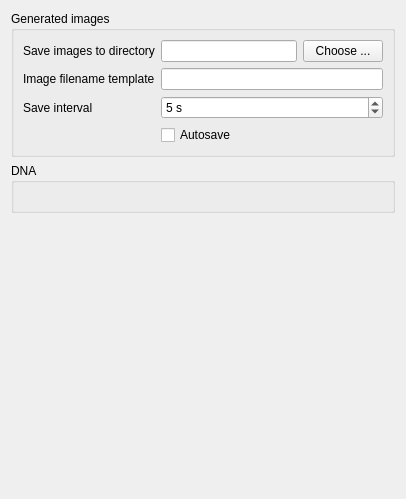
First picture: the form in optionsform.ui, repository superkartoffel/evo-cubist, before the edit.
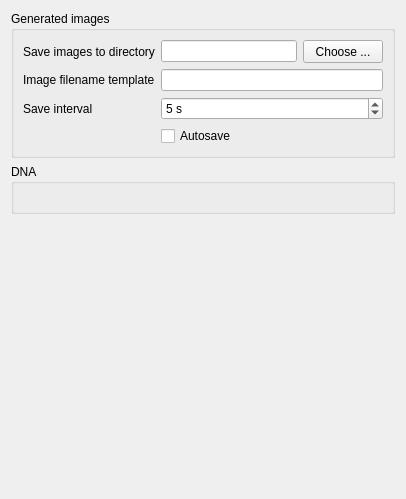
Second picture: the form after the edit.

```diff
--- a/optionsform.ui
+++ b/optionsform.ui
@@ -42,6 +42,12 @@
           </item>
           <item>
            <widget class="QPushButton" name="selectDirectoryPushButton">
+            <property name="minimumSize">
+             <size>
+              <width>0</width>
+              <height>23</height>
+             </size>
+            </property>
             <property name="text">
              <string>Choose ...</string>
             </property>
@@ -57,7 +63,17 @@
          </widget>
         </item>
         <item row="2" column="1">
-         <widget class="QLineEdit" name="imageFilenameTemplateLineEdit"/>
+         <widget class="QLineEdit" name="imageFilenameTemplateLineEdit">
+          <property name="minimumSize">
+           <size>
+            <width>0</width>
+            <height>20</height>
+           </size>
+          </property>
+          <property name="toolTip">
+           <string>%1 = original image filename, %2 = generations, %3 = selected generations</string>
+          </property>
+         </widget>
         </item>
         <item row="3" column="0">
          <widget class="QLabel" name="label_3">
@@ -68,6 +84,12 @@
         </item>
         <item row="3" column="1">
          <widget class="QSpinBox" name="saveIntervalSpinBox">
+          <property name="minimumSize">
+           <size>
+            <width>0</width>
+            <height>20</height>
+           </size>
+          </property>
           <property name="suffix">
            <string> s</string>
           </property>
@@ -84,6 +106,12 @@
         </item>
         <item row="4" column="1">
          <widget class="QCheckBox" name="autoSaveCheckBox">
+          <property name="minimumSize">
+           <size>
+            <width>0</width>
+            <height>17</height>
+           </size>
+          </property>
           <property name="text">
            <string>Autosave</string>
           </property>
```
Left out of the diff: 9 changed lines with no effect on the pictures.
